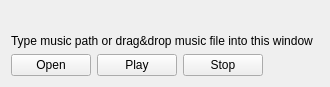
First picture: the form in _Misc/SDLMusPlayer/mainwindow.ui, repository WohlSoft/Moondust-Project, before the edit.
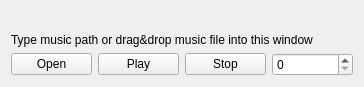
Second picture: the form after the edit.

Commit message: Added ability to choice GME track from music player

What changed in the file:
```diff
--- a/_Misc/SDLMusPlayer/mainwindow.ui
+++ b/_Misc/SDLMusPlayer/mainwindow.ui
@@ -6,7 +6,7 @@
    <rect>
     <x>0</x>
     <y>0</y>
-    <width>330</width>
+    <width>364</width>
     <height>87</height>
    </rect>
   </property>
@@ -56,6 +56,13 @@
       </property>
      </widget>
     </item>
+    <item row="3" column="3">
+     <widget class="QSpinBox" name="trackID">
+      <property name="maximum">
+       <number>9999999</number>
+      </property>
+     </widget>
+    </item>
    </layout>
   </widget>
  </widget>
```
The commit also changes 1 other file.
